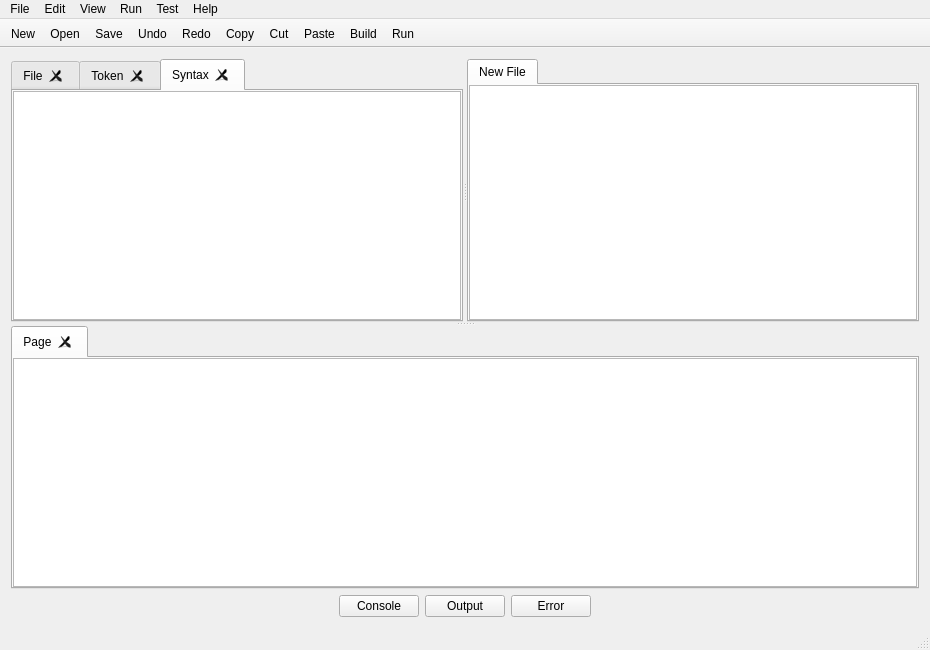
Qt form gui/window.ui (YieldNull/cinter) before a commit.
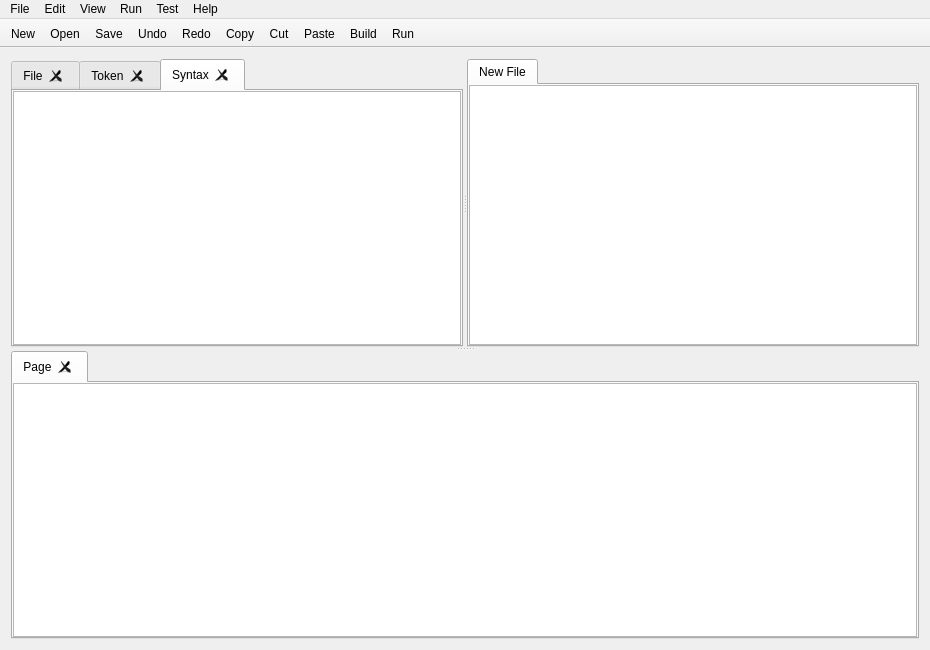
The same form after that commit. Icons and pictures are not drawn.

What changed in the file:
```diff
--- a/gui/window.ui
+++ b/gui/window.ui
@@ -170,57 +170,6 @@
       </widget>
      </widget>
     </item>
-    <item row="1" column="0">
-     <layout class="QHBoxLayout" name="horizontalLayoutBottom">
-      <item>
-       <spacer name="horizontalSpacer">
-        <property name="orientation">
-         <enum>Qt::Horizontal</enum>
-        </property>
-        <property name="sizeHint" stdset="0">
-         <size>
-          <width>138</width>
-          <height>20</height>
-         </size>
-        </property>
-       </spacer>
-      </item>
-      <item>
-       <widget class="QPushButton" name="pushButtonConsole">
-        <property name="text">
-         <string>Console</string>
-        </property>
-       </widget>
-      </item>
-      <item>
-       <widget class="QPushButton" name="pushButtonOutput">
-        <property name="text">
-         <string>Output</string>
-        </property>
-       </widget>
-      </item>
-      <item>
-       <widget class="QPushButton" name="pushButtonError">
-        <property name="text">
-         <string>Error</string>
-        </property>
-       </widget>
-      </item>
-      <item>
-       <spacer name="horizontalSpacer_4">
-        <property name="orientation">
-         <enum>Qt::Horizontal</enum>
-        </property>
-        <property name="sizeHint" stdset="0">
-         <size>
-          <width>138</width>
-          <height>20</height>
-         </size>
-        </property>
-       </spacer>
-      </item>
-     </layout>
-    </item>
    </layout>
   </widget>
   <widget class="QMenuBar" name="menuBar">
@@ -303,7 +252,6 @@
    <addaction name="menuTest"/>
    <addaction name="menuHelp"/>
   </widget>
-  <widget class="QStatusBar" name="statusBar"/>
   <widget class="QToolBar" name="toolBar">
    <property name="windowTitle">
     <string>toolBar</string>
```
Left out of the diff: 12 changed lines with no effect on the pictures.
